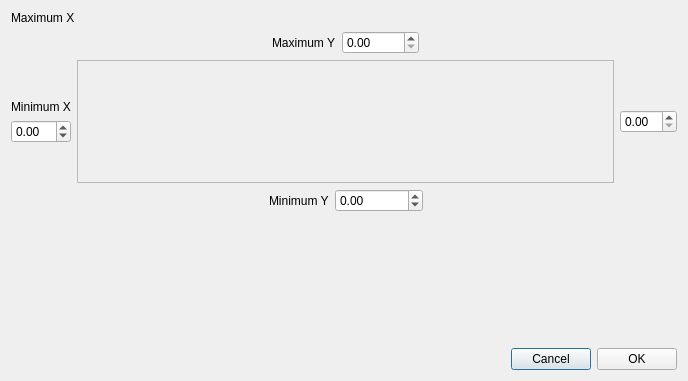
Above: src/manualscale.ui from hobrasoft/simul6 before the change. Below: the same form after it.
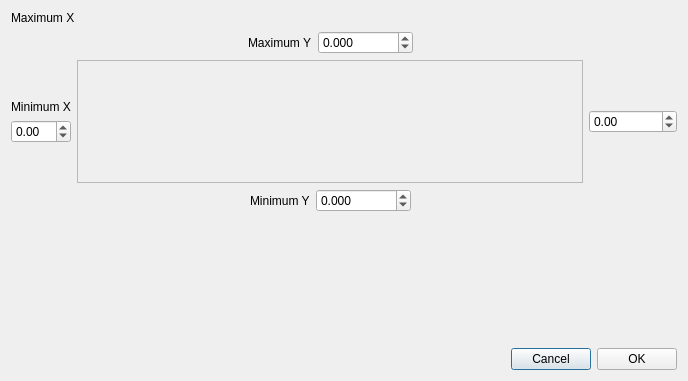
That is the form after the change.

Commit message: some maximum a minumum limits in widgets changed

Patch:
```diff
--- a/src/manualscale.ui
+++ b/src/manualscale.ui
@@ -47,8 +47,14 @@
        </item>
        <item>
         <widget class="QDoubleSpinBox" name="f_top">
+         <property name="decimals">
+          <number>3</number>
+         </property>
+         <property name="minimum">
+          <double>-9999999.000000000000000</double>
+         </property>
          <property name="maximum">
-          <double>10000.000000000000000</double>
+          <double>9999999.000000000000000</double>
          </property>
         </widget>
        </item>
@@ -137,7 +143,14 @@
         </spacer>
        </item>
        <item>
-        <widget class="QDoubleSpinBox" name="f_right"/>
+        <widget class="QDoubleSpinBox" name="f_right">
+         <property name="minimum">
+          <double>-100000.000000000000000</double>
+         </property>
+         <property name="maximum">
+          <double>100000.000000000000000</double>
+         </property>
+        </widget>
        </item>
        <item>
         <spacer name="verticalSpacer_4">
@@ -178,6 +191,9 @@
        </item>
        <item>
         <widget class="QDoubleSpinBox" name="f_bottom">
+         <property name="decimals">
+          <number>3</number>
+         </property>
          <property name="minimum">
           <double>-9999999.000000000000000</double>
          </property>
```
The commit also changes 2 other files.
